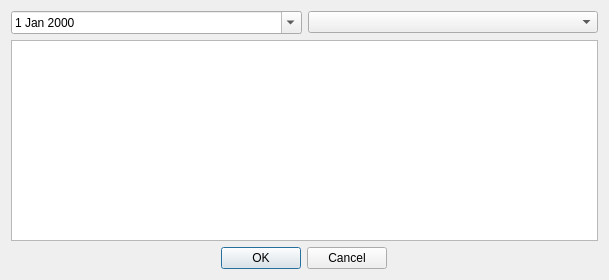
The window that files/ui/design_route_info.ui (apolieshchuk/logist-report) describes before a commit, drawn with Qt 5.
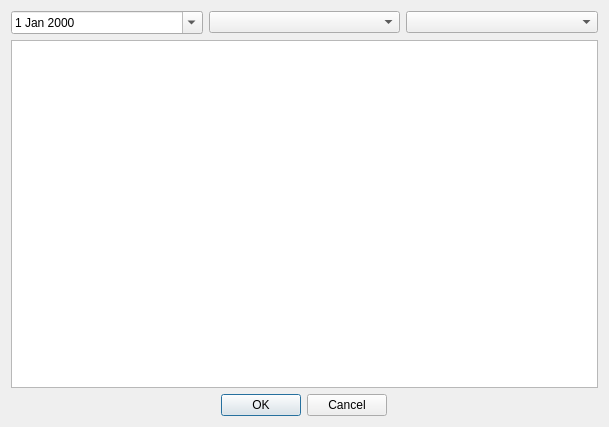
The same window after the commit.

The edit to the form file:
```diff
--- a/files/ui/design_route_info.ui
+++ b/files/ui/design_route_info.ui
@@ -7,7 +7,7 @@
     <x>0</x>
     <y>0</y>
     <width>609</width>
-    <height>280</height>
+    <height>427</height>
    </rect>
   </property>
   <property name="windowTitle">
@@ -36,6 +36,9 @@
      <item>
       <widget class="QComboBox" name="manager_box"/>
      </item>
+     <item>
+      <widget class="QComboBox" name="crop_box"/>
+     </item>
     </layout>
    </item>
    <item>
```
